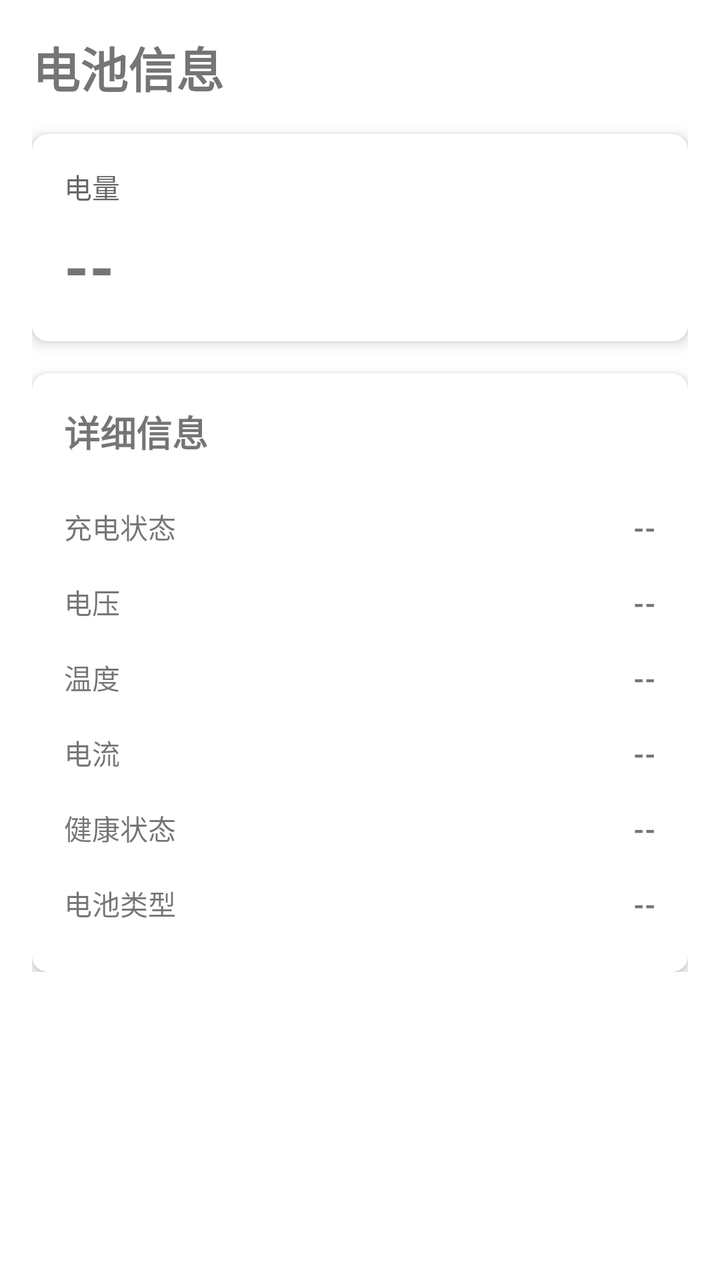
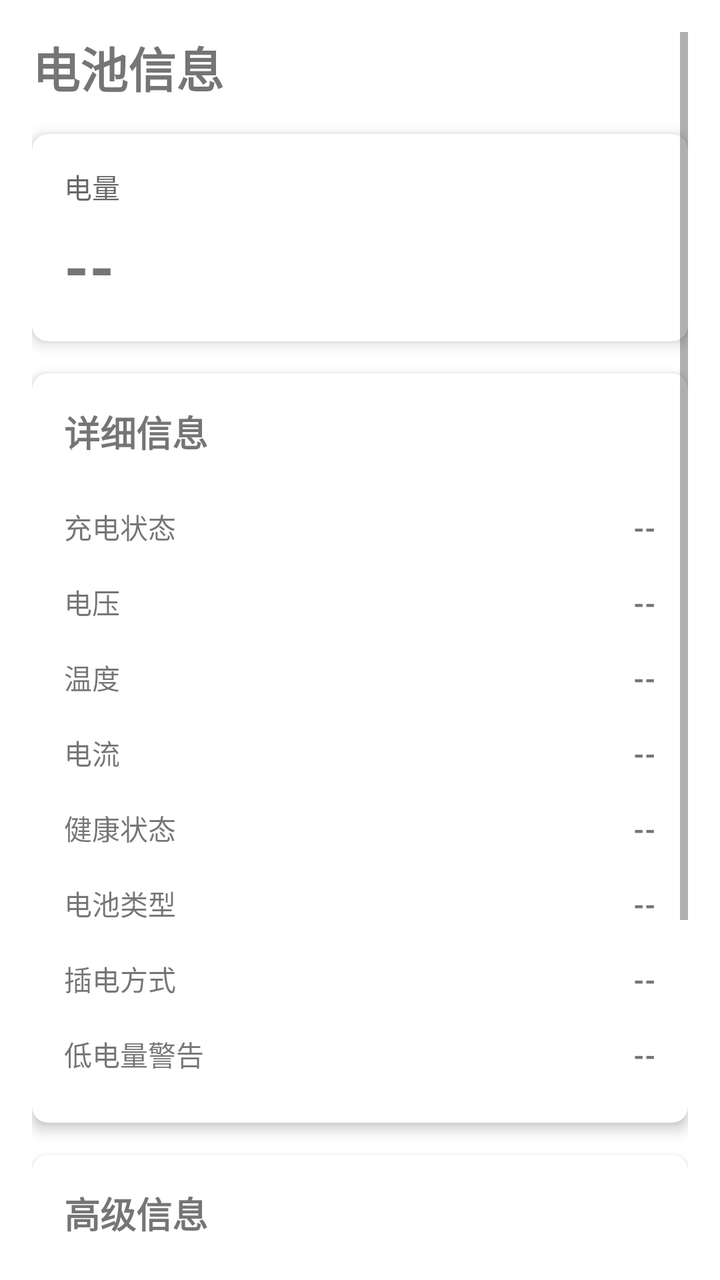

The first picture is an Android layout as it rendered before a commit; the second is the same layout after the commit. The layout source and the unified diff follow.
<!-- AndroidManifest.xml: application theme Theme.BatteryAssistant -->
<!-- res/layout/fragment_battery_info.xml -->
<?xml version="1.0" encoding="utf-8"?>
<ScrollView xmlns:android="http://schemas.android.com/apk/res/android"
    xmlns:app="http://schemas.android.com/apk/res-auto"
    android:layout_width="match_parent"
    android:layout_height="match_parent"
    android:padding="16dp">

    <LinearLayout
        android:layout_width="match_parent"
        android:layout_height="wrap_content"
        android:orientation="vertical">

        
        <TextView
            android:layout_width="match_parent"
            android:layout_height="wrap_content"
            android:text="电池信息"
            android:textSize="24sp"
            android:textStyle="bold"
            android:paddingBottom="16dp" />

        
        <com.google.android.material.card.MaterialCardView
            android:layout_width="match_parent"
            android:layout_height="wrap_content"
            android:layout_marginBottom="16dp"
            app:cardCornerRadius="8dp"
            app:cardElevation="4dp">

            <LinearLayout
                android:layout_width="match_parent"
                android:layout_height="wrap_content"
                android:orientation="vertical"
                android:padding="16dp">

                <TextView
                    android:layout_width="match_parent"
                    android:layout_height="wrap_content"
                    android:text="电量"
                    android:textSize="14sp"
                    android:textColor="?attr/colorOnSurface"
                    android:alpha="0.6" />

                <TextView
                    android:id="@+id/tv_level"
                    android:layout_width="match_parent"
                    android:layout_height="wrap_content"
                    android:text="--"
                    android:textSize="32sp"
                    android:textStyle="bold"
                    android:paddingTop="8dp" />
            </LinearLayout>
        </com.google.android.material.card.MaterialCardView>

        
        <com.google.android.material.card.MaterialCardView
            android:layout_width="match_parent"
            android:layout_height="wrap_content"
            app:cardCornerRadius="8dp"
            app:cardElevation="4dp">

            <LinearLayout
                android:layout_width="match_parent"
                android:layout_height="wrap_content"
                android:orientation="vertical"
                android:padding="16dp">

                <TextView
                    android:layout_width="match_parent"
                    android:layout_height="wrap_content"
                    android:text="详细信息"
                    android:textSize="18sp"
                    android:textStyle="bold"
                    android:paddingBottom="16dp" />

                
                <LinearLayout
                    android:layout_width="match_parent"
                    android:layout_height="wrap_content"
                    android:orientation="horizontal"
                    android:paddingVertical="8dp">

                    <TextView
                        android:layout_width="0dp"
                        android:layout_height="wrap_content"
                        android:layout_weight="1"
                        android:text="充电状态"
                        android:textSize="14sp" />

                    <TextView
                        android:id="@+id/tv_status"
                        android:layout_width="wrap_content"
                        android:layout_height="wrap_content"
                        android:text="--"
                        android:textSize="14sp"
                        android:textStyle="bold" />
                </LinearLayout>

                <View
                    android:layout_width="match_parent"
                    android:layout_height="1dp"
                    android:background="?attr/colorControlNormal"
                    android:alpha="0.12" />

                
                <LinearLayout
                    android:layout_width="match_parent"
                    android:layout_height="wrap_content"
                    android:orientation="horizontal"
                    android:paddingVertical="8dp">

                    <TextView
                        android:layout_width="0dp"
                        android:layout_height="wrap_content"
                        android:layout_weight="1"
                        android:text="电压"
                        android:textSize="14sp" />

                    <TextView
                        android:id="@+id/tv_voltage"
                        android:layout_width="wrap_content"
                        android:layout_height="wrap_content"
                        android:text="--"
                        android:textSize="14sp"
                        android:textStyle="bold" />
                </LinearLayout>

                <View
                    android:layout_width="match_parent"
                    android:layout_height="1dp"
                    android:background="?attr/colorControlNormal"
                    android:alpha="0.12" />

                
                <LinearLayout
                    android:layout_width="match_parent"
                    android:layout_height="wrap_content"
                    android:orientation="horizontal"
                    android:paddingVertical="8dp">

                    <TextView
                        android:layout_width="0dp"
                        android:layout_height="wrap_content"
                        android:layout_weight="1"
                        android:text="温度"
                        android:textSize="14sp" />

                    <TextView
                        android:id="@+id/tv_temperature"
                        android:layout_width="wrap_content"
                        android:layout_height="wrap_content"
                        android:text="--"
                        android:textSize="14sp"
                        android:textStyle="bold" />
                </LinearLayout>

                <View
                    android:layout_width="match_parent"
                    android:layout_height="1dp"
                    android:background="?attr/colorControlNormal"
                    android:alpha="0.12" />

                
                <LinearLayout
                    android:layout_width="match_parent"
                    android:layout_height="wrap_content"
                    android:orientation="horizontal"
                    android:paddingVertical="8dp">

                    <TextView
                        android:layout_width="0dp"
                        android:layout_height="wrap_content"
                        android:layout_weight="1"
                        android:text="电流"
                        android:textSize="14sp" />

                    <TextView
                        android:id="@+id/tv_current"
                        android:layout_width="wrap_content"
                        android:layout_height="wrap_content"
                        android:text="--"
                        android:textSize="14sp"
                        android:textStyle="bold" />
                </LinearLayout>

                <View
                    android:layout_width="match_parent"
                    android:layout_height="1dp"
                    android:background="?attr/colorControlNormal"
                    android:alpha="0.12" />

                
                <LinearLayout
                    android:layout_width="match_parent"
                    android:layout_height="wrap_content"
                    android:orientation="horizontal"
                    android:paddingVertical="8dp">

                    <TextView
                        android:layout_width="0dp"
                        android:layout_height="wrap_content"
                        android:layout_weight="1"
                        android:text="健康状态"
                        android:textSize="14sp" />

                    <TextView
                        android:id="@+id/tv_health"
                        android:layout_width="wrap_content"
                        android:layout_height="wrap_content"
                        android:text="--"
                        android:textSize="14sp"
                        android:textStyle="bold" />
                </LinearLayout>

                <View
                    android:layout_width="match_parent"
                    android:layout_height="1dp"
                    android:background="?attr/colorControlNormal"
                    android:alpha="0.12" />

                
                <LinearLayout
                    android:layout_width="match_parent"
                    android:layout_height="wrap_content"
                    android:orientation="horizontal"
                    android:paddingVertical="8dp">

                    <TextView
                        android:layout_width="0dp"
                        android:layout_height="wrap_content"
                        android:layout_weight="1"
                        android:text="电池类型"
                        android:textSize="14sp" />

                    <TextView
                        android:id="@+id/tv_technology"
                        android:layout_width="wrap_content"
                        android:layout_height="wrap_content"
                        android:text="--"
                        android:textSize="14sp"
                        android:textStyle="bold" />
                </LinearLayout>
            </LinearLayout>
        </com.google.android.material.card.MaterialCardView>
    </LinearLayout>
</ScrollView>
<!-- resources referenced by this layout -->
<resources>
  <style name="Theme.BatteryAssistant" parent="Theme.MaterialComponents.DayNight.DarkActionBar">
          
          <item name="colorPrimary">@color/purple_500</item>
          <item name="colorPrimaryVariant">@color/purple_700</item>
          <item name="colorOnPrimary">@color/white</item>
          
          <item name="colorSecondary">@color/teal_200</item>
          <item name="colorSecondaryVariant">@color/teal_700</item>
          <item name="colorOnSecondary">@color/black</item>
          
          <item name="android:statusBarColor">?attr/colorPrimaryVariant</item>
          
      </style>
  <color name="purple_500">#FF6200EE</color>
  <color name="purple_700">#FF3700B3</color>
  <color name="white">#FFFFFFFF</color>
  <color name="teal_200">#FF03DAC5</color>
  <color name="teal_700">#FF018786</color>
  <color name="black">#FF000000</color>
</resources>

<!-- the commit's change to res/layout/fragment_battery_info.xml (unified diff, before → after) -->
@@ -240,6 +240,256 @@
                         android:textSize="14sp"
                         android:textStyle="bold" />
                 </LinearLayout>
+
+                <View
+                    android:layout_width="match_parent"
+                    android:layout_height="1dp"
+                    android:background="?attr/colorControlNormal"
+                    android:alpha="0.12" />
+
+                
+                <LinearLayout
+                    android:layout_width="match_parent"
+                    android:layout_height="wrap_content"
+                    android:orientation="horizontal"
+                    android:paddingVertical="8dp">
+
+                    <TextView
+                        android:layout_width="0dp"
+                        android:layout_height="wrap_content"
+                        android:layout_weight="1"
+                        android:text="插电方式"
+                        android:textSize="14sp" />
+
+                    <TextView
+                        android:id="@+id/tv_plugged"
+                        android:layout_width="wrap_content"
+                        android:layout_height="wrap_content"
+                        android:text="--"
+                        android:textSize="14sp"
+                        android:textStyle="bold" />
+                </LinearLayout>
+
+                <View
+                    android:layout_width="match_parent"
+                    android:layout_height="1dp"
+                    android:background="?attr/colorControlNormal"
+                    android:alpha="0.12" />
+
+                
+                <LinearLayout
+                    android:layout_width="match_parent"
+                    android:layout_height="wrap_content"
+                    android:orientation="horizontal"
+                    android:paddingVertical="8dp">
+
+                    <TextView
+                        android:layout_width="0dp"
+                        android:layout_height="wrap_content"
+                        android:layout_weight="1"
+                        android:text="低电量警告"
+                        android:textSize="14sp" />
+
+                    <TextView
+                        android:id="@+id/tv_low"
+                        android:layout_width="wrap_content"
+                        android:layout_height="wrap_content"
+                        android:text="--"
+                        android:textSize="14sp"
+                        android:textStyle="bold" />
+                </LinearLayout>
+            </LinearLayout>
+        </com.google.android.material.card.MaterialCardView>
+
+        
+        <com.google.android.material.card.MaterialCardView
+            android:layout_width="match_parent"
+            android:layout_height="wrap_content"
+            android:layout_marginTop="16dp"
+            app:cardCornerRadius="8dp"
+            app:cardElevation="4dp">
+
+            <LinearLayout
+                android:layout_width="match_parent"
+                android:layout_height="wrap_content"
+                android:orientation="vertical"
+                android:padding="16dp">
+
+                <TextView
+                    android:layout_width="match_parent"
+                    android:layout_height="wrap_content"
+                    android:text="高级信息"
+                    android:textSize="18sp"
+                    android:textStyle="bold"
+                    android:paddingBottom="16dp" />
+
+                
+                <LinearLayout
+                    android:layout_width="match_parent"
+                    android:layout_height="wrap_content"
+                    android:orientation="horizontal"
+                    android:paddingVertical="8dp">
+
+                    <TextView
+                        android:layout_width="0dp"
+                        android:layout_height="wrap_content"
+                        android:layout_weight="1"
+                        android:text="平均电流"
+                        android:textSize="14sp" />
+
+                    <TextView
+                        android:id="@+id/tv_current_average"
+                        android:layout_width="wrap_content"
+                        android:layout_height="wrap_content"
+                        android:text="--"
+                        android:textSize="14sp"
+                        android:textStyle="bold" />
+                </LinearLayout>
+
+                <View
+                    android:layout_width="match_parent"
+                    android:layout_height="1dp"
+                    android:background="?attr/colorControlNormal"
+                    android:alpha="0.12" />
+
+                
+                <LinearLayout
+                    android:layout_width="match_parent"
+                    android:layout_height="wrap_content"
+                    android:orientation="horizontal"
+                    android:paddingVertical="8dp">
+
+                    <TextView
+                        android:layout_width="0dp"
+                        android:layout_height="wrap_content"
+                        android:layout_weight="1"
+                        android:text="剩余充电时间"
+                        android:textSize="14sp" />
+
+                    <TextView
+                        android:id="@+id/tv_charge_time"
+                        android:layout_width="wrap_content"
+                        android:layout_height="wrap_content"
+                        android:text="--"
+                        android:textSize="14sp"
+                        android:textStyle="bold" />
+                </LinearLayout>
+
+                <View
+                    android:layout_width="match_parent"
+                    android:layout_height="1dp"
+                    android:background="?attr/colorControlNormal"
+                    android:alpha="0.12" />
+
+                
+                <LinearLayout
+                    android:layout_width="match_parent"
+                    android:layout_height="wrap_content"
+                    android:orientation="horizontal"
+                    android:paddingVertical="8dp">
+
+                    <TextView
+                        android:layout_width="0dp"
+                        android:layout_height="wrap_content"
+                        android:layout_weight="1"
+                        android:text="充电计数器"
+                        android:textSize="14sp" />
+
+                    <TextView
+                        android:id="@+id/tv_charge_counter"
+                        android:layout_width="wrap_content"
+                        android:layout_height="wrap_content"
+                        android:text="--"
+                        android:textSize="14sp"
+                        android:textStyle="bold" />
+                </LinearLayout>
+
+                <View
+                    android:layout_width="match_parent"
+                    android:layout_height="1dp"
+                    android:background="?attr/colorControlNormal"
+                    android:alpha="0.12" />
+
+                
+                <LinearLayout
+                    android:layout_width="match_parent"
+                    android:layout_height="wrap_content"
+                    android:orientation="horizontal"
+                    android:paddingVertical="8dp">
+
+                    <TextView
+                        android:layout_width="0dp"
+                        android:layout_height="wrap_content"
+                        android:layout_weight="1"
+                        android:text="剩余能量"
+                        android:textSize="14sp" />
+
+                    <TextView
+                        android:id="@+id/tv_energy_counter"
+                        android:layout_width="wrap_content"
+                        android:layout_height="wrap_content"
+                        android:text="--"
+                        android:textSize="14sp"
+                        android:textStyle="bold" />
+                </LinearLayout>
+
+                <View
+                    android:layout_width="match_parent"
+                    android:layout_height="1dp"
+                    android:background="?attr/colorControlNormal"
+                    android:alpha="0.12" />
+
+                
+                <LinearLayout
+                    android:layout_width="match_parent"
+                    android:layout_height="wrap_content"
+                    android:orientation="horizontal"
+                    android:paddingVertical="8dp">
+
+                    <TextView
+                        android:layout_width="0dp"
+                        android:layout_height="wrap_content"
+                        android:layout_weight="1"
+                        android:text="循环次数"
+                        android:textSize="14sp" />
+
+                    <TextView
+                        android:id="@+id/tv_cycle_count"
+                        android:layout_width="wrap_content"
+                        android:layout_height="wrap_content"
+                        android:text="--"
+                        android:textSize="14sp"
+                        android:textStyle="bold" />
+                </LinearLayout>
+
+                <View
+                    android:layout_width="match_parent"
+                    android:layout_height="1dp"
+                    android:background="?attr/colorControlNormal"
+                    android:alpha="0.12" />
+
+                
+                <LinearLayout
+                    android:layout_width="match_parent"
+                    android:layout_height="wrap_content"
+                    android:orientation="horizontal"
+                    android:paddingVertical="8dp">
+
+                    <TextView
+                        android:layout_width="0dp"
+                        android:layout_height="wrap_content"
+                        android:layout_weight="1"
+                        android:text="容量级别"
+                        android:textSize="14sp" />
+
+                    <TextView
+                        android:id="@+id/tv_capacity_level"
+                        android:layout_width="wrap_content"
+                        android:layout_height="wrap_content"
+                        android:text="--"
+                        android:textSize="14sp"
+                        android:textStyle="bold" />
+                </LinearLayout>
             </LinearLayout>
         </com.google.android.material.card.MaterialCardView>
     </LinearLayout>
